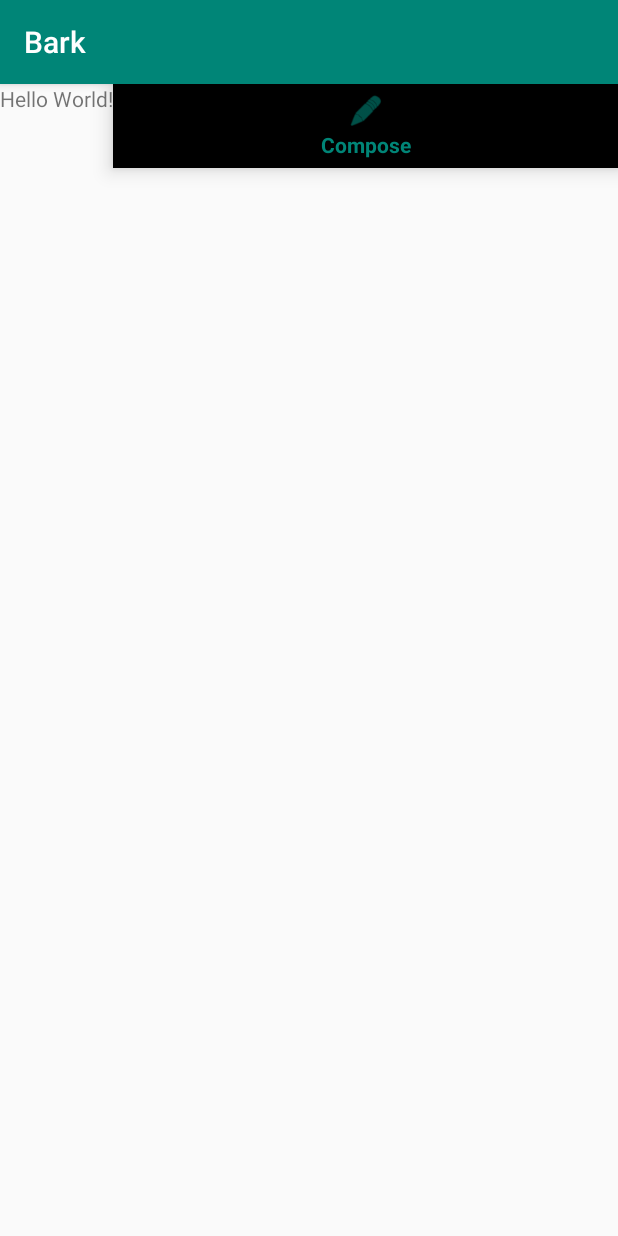
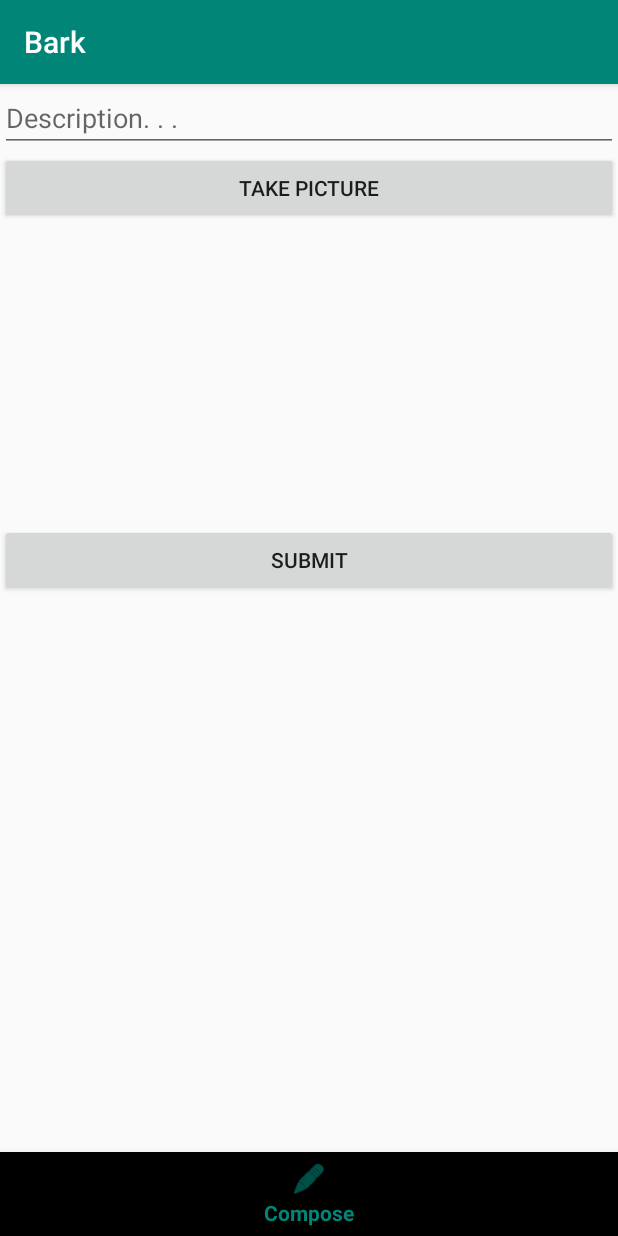
Before and after one commit to CSUMB-Codepath-Group1/barkAndroidAPP, an Android app: the screen it shows after launch once a user with an empty profile is signed in (MainActivity), item 2 of the bottom bar chosen, on a phone screen of 412 x 824 dp. Run offline under Robolectric (Android 15) with nearby library versions, the phone set to English and light mode, and no system bars; our stand-ins replace Firebase (no records; nobody signed in at launch, a user with empty details on screens opened directly); libraries missing offline, so code that uses them is left out: com.firebase.ui.

Commit message:
fragments added

```diff
--- a/app/build.gradle
+++ b/app/build.gradle
@@ -25,6 +25,7 @@ dependencies {
     implementation 'androidx.appcompat:appcompat:1.1.0'
     implementation 'androidx.constraintlayout:constraintlayout:1.1.3'
     implementation 'com.google.firebase:firebase-database:16.0.4'
+    implementation 'androidx.legacy:legacy-support-v4:1.0.0'
     testImplementation 'junit:junit:4.12'
     androidTestImplementation 'androidx.test.ext:junit:1.1.1'
     androidTestImplementation 'androidx.test.espresso:espresso-core:3.2.0'
--- a/app/src/main/java/com/example/bark/MainActivity.java
+++ b/app/src/main/java/com/example/bark/MainActivity.java
@@ -1,13 +1,23 @@
 package com.example.bark;
 
+import androidx.annotation.NonNull;
 import androidx.appcompat.app.AppCompatActivity;
+import androidx.fragment.app.Fragment;
+import androidx.fragment.app.FragmentManager;
 
 import android.os.Bundle;
+import android.view.MenuItem;
 import android.view.View;
+import android.widget.Toast;
 
+import com.example.bark.fragments.ComposeFragment;
+import com.example.bark.fragments.PostsFragment;
+import com.example.bark.fragments.ProfileFragment;
 import com.google.android.material.bottomnavigation.BottomNavigationView;
 
 public class MainActivity extends AppCompatActivity {
+    public static final String TAG= "MainActivity";
+    final FragmentManager fragmentManager = getSupportFragmentManager();
     private BottomNavigationView bottomNavigationView;
 
     @Override
@@ -15,6 +25,32 @@ public class MainActivity extends AppCompatActivity {
         super.onCreate(savedInstanceState);
         setContentView(R.layout.activity_main);
         bottomNavigationView = findViewById(R.id.bottom_navigation);
+
+        bottomNavigationView.setOnNavigationItemSelectedListener(new BottomNavigationView.OnNavigationItemSelectedListener() {
+            @Override
+            public boolean onNavigationItemSelected(@NonNull MenuItem menuItem) {
+                Fragment fragment;
+                switch (menuItem.getItemId()) {
+                    case R.id.action_home:
+                        fragment= new PostsFragment();
+                        Toast.makeText(MainActivity.this, "HOME!",Toast.LENGTH_SHORT).show();
+                        break;
+                    case R.id.action_compose:
+                        fragment= new ComposeFragment();
+                        Toast.makeText(MainActivity.this, "COMPOSE!",Toast.LENGTH_SHORT).show();
+                        break;
+                    case R.id.action_profile:
+                    default:
+                        fragment= new ProfileFragment();
+                        Toast.makeText(MainActivity.this, "PROFILE!",Toast.LENGTH_SHORT).show();
+                        break;
+                }
+                fragmentManager.beginTransaction().replace(R.id.flContainer, fragment).commit();
+                return true;
+            }
+        });
+        bottomNavigationView.setSelectedItemId(R.id.action_home);
     }
 
+
 }
--- /dev/null
+++ b/app/src/main/java/com/example/bark/fragments/ComposeFragment.java
@@ -0,0 +1,50 @@
+package com.example.bark.fragments;
+
+
+import android.os.Bundle;
+
+import androidx.annotation.NonNull;
+import androidx.annotation.Nullable;
+import androidx.fragment.app.Fragment;
+
+import android.view.LayoutInflater;
+import android.view.View;
+import android.view.ViewGroup;
+import android.widget.Button;
+import android.widget.EditText;
+import android.widget.ImageView;
+
+import com.example.bark.R;
+
+/**
+ * A simple {@link Fragment} subclass.
+ */
+public class ComposeFragment extends Fragment {
+    public static final int CAPTURE_IMAGE_ACTIVITY_REQUEST_CODE= 42;
+    private EditText etDescription;
+    private Button btnCaptureImage;
+    private ImageView ivPostImage;
+    private Button btnSubmit;
+
+
+    public ComposeFragment() {
+        // Required empty public constructor
+    }
+
+
+    @Override
+    public View onCreateView(LayoutInflater inflater, ViewGroup container,
+                             Bundle savedInstanceState) {
+        // Inflate the layout for this fragment
+        return inflater.inflate(R.layout.fragment_compose, container, false);
+    }
+
+    @Override
+    public void onViewCreated(@NonNull View view, @Nullable Bundle savedInstanceState) {
+        super.onViewCreated(view, savedInstanceState);
+        btnCaptureImage=view.findViewById(R.id.btnCapturePicture);
+        ivPostImage = view.findViewById(R.id.ivPostImage);
+        btnSubmit = view.findViewById(R.id.btnSubmit);
+        etDescription = view.findViewById(R.id.etDescription);
+    }
+}
--- /dev/null
+++ b/app/src/main/java/com/example/bark/fragments/PostsFragment.java
@@ -0,0 +1,32 @@
+package com.example.bark.fragments;
+
+
+import android.os.Bundle;
+
+import androidx.fragment.app.Fragment;
+
+import android.view.LayoutInflater;
+import android.view.View;
+import android.view.ViewGroup;
+
+import com.example.bark.R;
+
+/**
+ * A simple {@link Fragment} subclass.
+ */
+public class PostsFragment extends Fragment {
+
+
+    public PostsFragment() {
+        // Required empty public constructor
+    }
+
+
+    @Override
+    public View onCreateView(LayoutInflater inflater, ViewGroup container,
+                             Bundle savedInstanceState) {
+        // Inflate the layout for this fragment
+        return inflater.inflate(R.layout.fragment_posts, container, false);
+    }
+
+}
--- /dev/null
+++ b/app/src/main/java/com/example/bark/fragments/ProfileFragment.java
@@ -0,0 +1,32 @@
+package com.example.bark.fragments;
+
+
+import android.os.Bundle;
+
+import androidx.fragment.app.Fragment;
+
+import android.view.LayoutInflater;
+import android.view.View;
+import android.view.ViewGroup;
+
+import com.example.bark.R;
+
+/**
+ * A simple {@link Fragment} subclass.
+ */
+public class ProfileFragment extends Fragment {
+
+
+    public ProfileFragment() {
+        // Required empty public constructor
+    }
+
+
+    @Override
+    public View onCreateView(LayoutInflater inflater, ViewGroup container,
+                             Bundle savedInstanceState) {
+        // Inflate the layout for this fragment
+        return inflater.inflate(R.layout.fragment_profile, container, false);
+    }
+
+}
--- a/app/src/main/res/layout/activity_main.xml
+++ b/app/src/main/res/layout/activity_main.xml
@@ -1,19 +1,16 @@
 <?xml version="1.0" encoding="utf-8"?>
-<LinearLayout xmlns:android="http://schemas.android.com/apk/res/android"
+<RelativeLayout xmlns:android="http://schemas.android.com/apk/res/android"
     xmlns:app="http://schemas.android.com/apk/res-auto"
     xmlns:tools="http://schemas.android.com/tools"
     android:layout_width="match_parent"
     android:layout_height="match_parent"
     tools:context=".MainActivity">
-
-    <TextView
-        android:layout_width="wrap_content"
-        android:layout_height="wrap_content"
-        android:text="Hello World!"
-        app:layout_constraintBottom_toBottomOf="parent"
-        app:layout_constraintLeft_toLeftOf="parent"
-        app:layout_constraintRight_toRightOf="parent"
-        app:layout_constraintTop_toTopOf="parent" />
+    <FrameLayout
+        android:id="@+id/flContainer"
+        android:layout_width="match_parent"
+        android:layout_height="match_parent"
+        android:layout_above="@+id/bottom_navigation"
+        />
 
     <com.google.android.material.bottomnavigation.BottomNavigationView
         android:id="@+id/bottom_navigation"
@@ -22,4 +19,4 @@
         android:layout_alignParentBottom="true"
         app:menu="@menu/menu_bottom_navigation" />
 
-</LinearLayout>
+</RelativeLayout>
--- /dev/null
+++ b/app/src/main/res/layout/fragment_compose.xml
@@ -0,0 +1,33 @@
+<?xml version="1.0" encoding="utf-8"?>
+<LinearLayout xmlns:android="http://schemas.android.com/apk/res/android"
+    xmlns:tools="http://schemas.android.com/tools"
+    android:orientation="vertical"
+    android:layout_width="match_parent"
+    android:layout_height="match_parent"
+    tools:context=".fragments.ComposeFragment">
+
+    <EditText
+        android:ems="10"
+        android:id="@+id/etDescription"
+        android:layout_width="match_parent"
+        android:layout_height="wrap_content"
+        android:hint="Description. . . " />
+
+    <Button
+        android:id="@+id/btnCapturePicture"
+        android:layout_width="match_parent"
+        android:layout_height="wrap_content"
+        android:text="Take Picture" />
+
+    <ImageView
+        android:id="@+id/ivPostImage"
+        android:layout_width="match_parent"
+        android:layout_height="200dp"
+        tools:srcCompat="@tools:sample/avatars" />
+    <Button
+        android:layout_width="match_parent"
+        android:layout_height="wrap_content"
+        android:id="@+id/btnSubmit"
+        android:text="Submit" />
+
+</LinearLayout>
--- /dev/null
+++ b/app/src/main/res/layout/fragment_posts.xml
@@ -0,0 +1,14 @@
+<?xml version="1.0" encoding="utf-8"?>
+<FrameLayout xmlns:android="http://schemas.android.com/apk/res/android"
+    xmlns:tools="http://schemas.android.com/tools"
+    android:layout_width="match_parent"
+    android:layout_height="match_parent"
+    tools:context=".fragments.PostsFragment">
+
+    <!-- TODO: Update blank fragment layout -->
+    <TextView
+        android:layout_width="match_parent"
+        android:layout_height="match_parent"
+        android:text="@string/hello_blank_fragment" />
+
+</FrameLayout>
--- /dev/null
+++ b/app/src/main/res/layout/fragment_profile.xml
@@ -0,0 +1,14 @@
+<?xml version="1.0" encoding="utf-8"?>
+<FrameLayout xmlns:android="http://schemas.android.com/apk/res/android"
+    xmlns:tools="http://schemas.android.com/tools"
+    android:layout_width="match_parent"
+    android:layout_height="match_parent"
+    tools:context=".fragments.ProfileFragment">
+
+    <!-- TODO: Update blank fragment layout -->
+    <TextView
+        android:layout_width="match_parent"
+        android:layout_height="match_parent"
+        android:text="@string/hello_blank_fragment" />
+
+</FrameLayout>
--- a/app/src/main/res/values/strings.xml
+++ b/app/src/main/res/values/strings.xml
@@ -1,3 +1,6 @@
 <resources>
     <string name="app_name">Bark</string>
+
+    <!-- TODO: Remove or change this placeholder text -->
+    <string name="hello_blank_fragment">Hello blank fragment</string>
 </resources>
```
Also changed, not shown: 1 other file.
